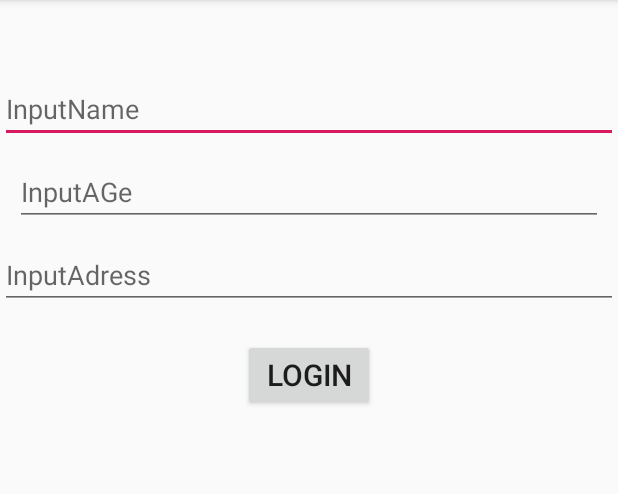
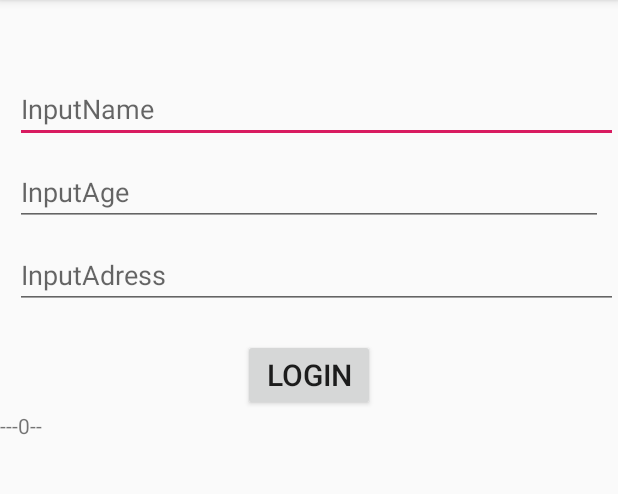
Before and after one commit to NguyenVanTanIT/windstudy, an Android app: the screen it shows after launch (MainActivity), after a tap on "LOGIN", on a phone screen of 412 x 824 dp, the part 84-578 px from its top. Run offline under Robolectric (Android 15) with nearby library versions, the phone set to English and light mode, and no system bars; 1 statement that could not run was skipped.

Commit message:
hết buổi 2

```diff
--- a/source/class/app/src/main/java/com/example/nguyentan/aclass/MainActivity.java
+++ b/source/class/app/src/main/java/com/example/nguyentan/aclass/MainActivity.java
@@ -11,6 +11,7 @@ public class MainActivity extends AppCompatActivity {
     EditText txtIpnutName, txtInputAge,txtInputAdress;
     Button btnLogin;
     TextView txtView;
+
     @Override
     protected void onCreate(Bundle savedInstanceState) {
         super.onCreate(savedInstanceState);
@@ -26,9 +27,15 @@ public class MainActivity extends AppCompatActivity {
         btnLogin.setOnClickListener(new View.OnClickListener() {
             @Override
             public void onClick(View view) {
+            String inputName=txtIpnutName.getText().toString();
+            int inoutAge=Integer.parseInt(txtInputAge.getText().toString());
+            String inputAdress=txtInputAdress.getText().toString();
 
-
-
+            information getinformation = new information(inputName,inoutAge,inputAdress);
+            getinformation.getinformation();
+            String curentLog=txtView.getText().toString();
+            txtView.setText(getinformation.name+"---"+
+            getinformation.Age+"--"+getinformation.getAdress()+"\n"+ curentLog);
 
 
 
--- a/source/class/app/src/main/java/com/example/nguyentan/aclass/information.java
+++ b/source/class/app/src/main/java/com/example/nguyentan/aclass/information.java
@@ -1,10 +1,13 @@
 package com.example.nguyentan.aclass;
+
+import android.util.Log;
 
 public class information {
 
     public   String  name;
     public   int  Age;
     public   String  Adress;
+    public static String TAG="ktsv";
 
     public String getName() {
         return name;
@@ -35,4 +38,9 @@ public class information {
         Age = age;
         Adress = adress;
     }
+    void  getinformation(){
+        Log.d(TAG,this.name);
+        Log.d(TAG,String.valueOf(this.Age));
+        Log.d(TAG,this.Adress);
+    }
 }
--- a/source/class/app/src/main/res/layout/activity_main.xml
+++ b/source/class/app/src/main/res/layout/activity_main.xml
@@ -13,13 +13,16 @@
         android:layout_width="match_parent"
         android:layout_height="wrap_content"
         android:hint="InputName"
-        android:textSize="18sp" />
+        android:textSize="18sp"
+        android:layout_marginLeft="10dp"
+        />
 
     <EditText
         android:id="@+id/txtInputAge"
         android:layout_width="match_parent"
         android:layout_height="wrap_content"
-        android:hint="InputAGe"
+        android:hint="InputAge"
+        android:inputType="number"
         android:textSize="18sp"
         android:layout_margin="10dp"/>
 
@@ -28,6 +31,7 @@
         android:layout_width="match_parent"
         android:layout_height="wrap_content"
         android:hint="InputAdress"
+        android:layout_marginLeft="10dp"
         android:textSize="18sp" />
     <Button
         android:layout_width="wrap_content"
```
